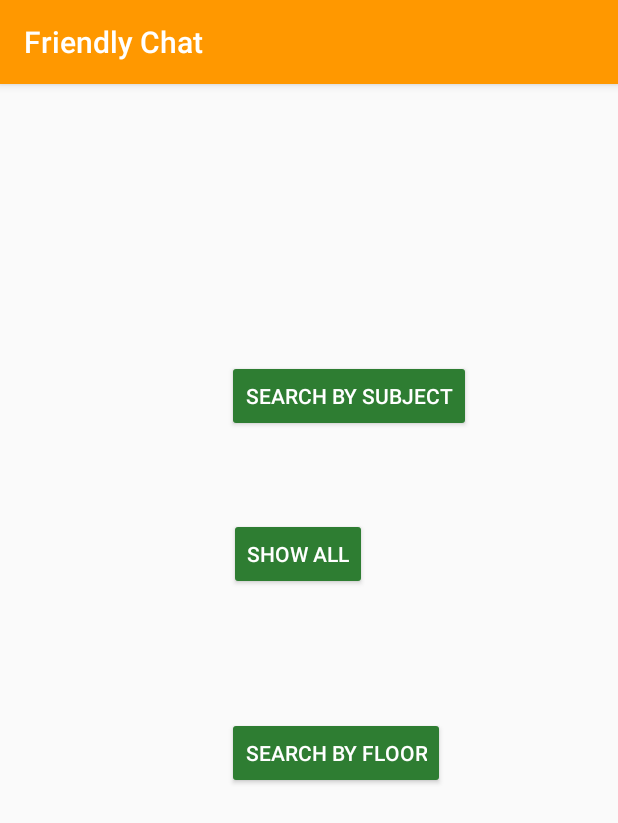
After one commit to elonezra/StudyBaby, an Android app: the tableSearch screen opened directly, with no data from a screen before it, on a phone screen of 412 x 824 dp. The commit adds this screen. Shown: the top 823 px of the screen. Run offline under Robolectric (Android 15) with nearby library versions, the phone set to English and light mode, and no system bars.

Commit message:
Ohad - 3

```diff
--- /dev/null
+++ b/app/src/main/java/com/example/elon/studybaby/loginPackage/tableSearch.java
@@ -0,0 +1,34 @@
+package com.example.elon.studybaby.loginPackage;
+
+import android.content.Intent;
+import android.support.v7.app.AppCompatActivity;
+import android.os.Bundle;
+import android.view.View;
+import android.widget.Button;
+
+import com.example.elon.studybaby.R;
+
+public class tableSearch extends AppCompatActivity {
+    private Button viaSubject;
+    private Button revealAll;
+    private Button viaFloor;
+    @Override
+    protected void onCreate(Bundle savedInstanceState) {
+        super.onCreate(savedInstanceState);
+        setContentView(R.layout.activity_table_search);
+
+        viaSubject = (Button) findViewById(R.id.viaSubject);
+        revealAll = (Button) findViewById(R.id.revealAll);
+        viaFloor = (Button) findViewById(R.id.viaFloor);
+
+        viaSubject.setOnClickListener(new View.OnClickListener() {
+            @Override
+            public void onClick(View v) {
+                Intent intent = new Intent(tableSearch.this, searchBySubject.class);
+                startActivity(intent);
+            }
+        });
+
+
+    }
+}
--- /dev/null
+++ b/app/src/main/res/layout/activity_table_search.xml
@@ -0,0 +1,59 @@
+<?xml version="1.0" encoding="utf-8"?>
+<android.support.constraint.ConstraintLayout xmlns:android="http://schemas.android.com/apk/res/android"
+    xmlns:app="http://schemas.android.com/apk/res-auto"
+    xmlns:tools="http://schemas.android.com/tools"
+    android:layout_width="match_parent"
+    android:layout_height="match_parent"
+    tools:context=".loginPackage.tableSearch">
+
+    <Button
+        android:id="@+id/revealAll"
+        android:layout_width="wrap_content"
+        android:layout_height="wrap_content"
+        android:layout_marginStart="151dp"
+        android:layout_marginLeft="151dp"
+        android:layout_marginTop="57dp"
+        android:layout_marginEnd="167dp"
+        android:layout_marginRight="167dp"
+        android:layout_marginBottom="67dp"
+        android:text="Show all"
+        app:layout_constraintBottom_toTopOf="@+id/viaFloor"
+        app:layout_constraintEnd_toEndOf="parent"
+        app:layout_constraintHorizontal_bias="1.0"
+        app:layout_constraintStart_toStartOf="parent"
+        app:layout_constraintTop_toBottomOf="@+id/viaSubject"
+        app:layout_constraintVertical_bias="0.0" />
+
+    <Button
+        android:id="@+id/viaSubject"
+        android:layout_width="wrap_content"
+        android:layout_height="wrap_content"
+        android:layout_marginStart="151dp"
+        android:layout_marginLeft="151dp"
+        android:layout_marginTop="165dp"
+        android:layout_marginEnd="98dp"
+        android:layout_marginRight="98dp"
+        android:layout_marginBottom="172dp"
+        android:text="Search by subject"
+        app:layout_constraintBottom_toTopOf="@+id/viaFloor"
+        app:layout_constraintEnd_toEndOf="parent"
+        app:layout_constraintHorizontal_bias="0.0"
+        app:layout_constraintStart_toStartOf="parent"
+        app:layout_constraintTop_toTopOf="parent" />
+
+    <Button
+        android:id="@+id/viaFloor"
+        android:layout_width="wrap_content"
+        android:layout_height="wrap_content"
+        android:layout_marginStart="151dp"
+        android:layout_marginLeft="151dp"
+        android:layout_marginEnd="114dp"
+        android:layout_marginRight="114dp"
+        android:layout_marginBottom="298dp"
+        android:text="Search by floor"
+        app:layout_constraintBottom_toBottomOf="parent"
+        app:layout_constraintEnd_toEndOf="parent"
+        app:layout_constraintHorizontal_bias="0.0"
+        app:layout_constraintStart_toStartOf="parent" />
+
+</android.support.constraint.ConstraintLayout>
```
Also changed, not shown: app/src/main/AndroidManifest.xml (+9 -0 lines), app/src/main/java/com/example/elon/studybaby/loginPackage/MainActivityLoginScreen.java (+8 -0 lines), app/src/main/java/com/example/elon/studybaby/loginPackage/MenuActivity.java (+36 -1 lines), app/src/main/java/com/example/elon/studybaby/loginPackage/searchBySubject.java (added, +17 -0 lines), app/src/main/res/layout/activity_search_by_subject.xml (added, +25 -0 lines), app/src/main/res/layout/activity_second.xml (deleted, +0 -16 lines), app/src/main/res/layout/main_menu_activity.xml (added, +68 -0 lines).
